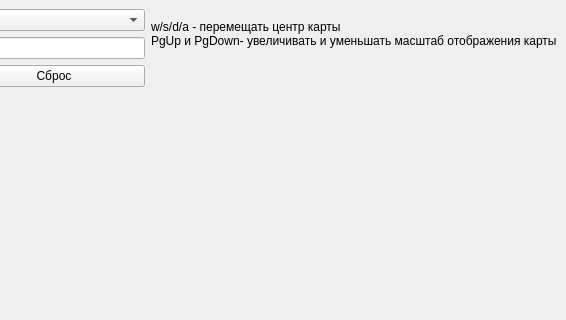
Before: the Qt Designer form main_qt.ui in PavelGueliev/Maps-API, drawn with Qt 5; both pictures show x 234 to 800 and y 0 to 320 of the 800 by 600 pixel window.
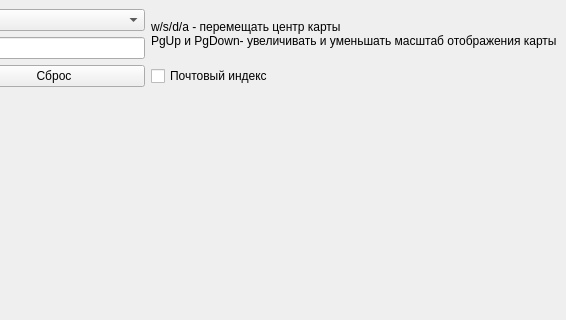
After: the same form once the commit is applied.

Commit message: Практически реализован клик мышкой по карте

The edit to the form file:
```diff
--- a/main_qt.ui
+++ b/main_qt.ui
@@ -66,6 +66,13 @@
       </item>
      </widget>
     </item>
+    <item row="4" column="2">
+     <widget class="QCheckBox" name="checkBox">
+      <property name="text">
+       <string>Почтовый индекс</string>
+      </property>
+     </widget>
+    </item>
    </layout>
   </widget>
   <widget class="QMenuBar" name="menubar">
```
The commit also changes 1 other file.
